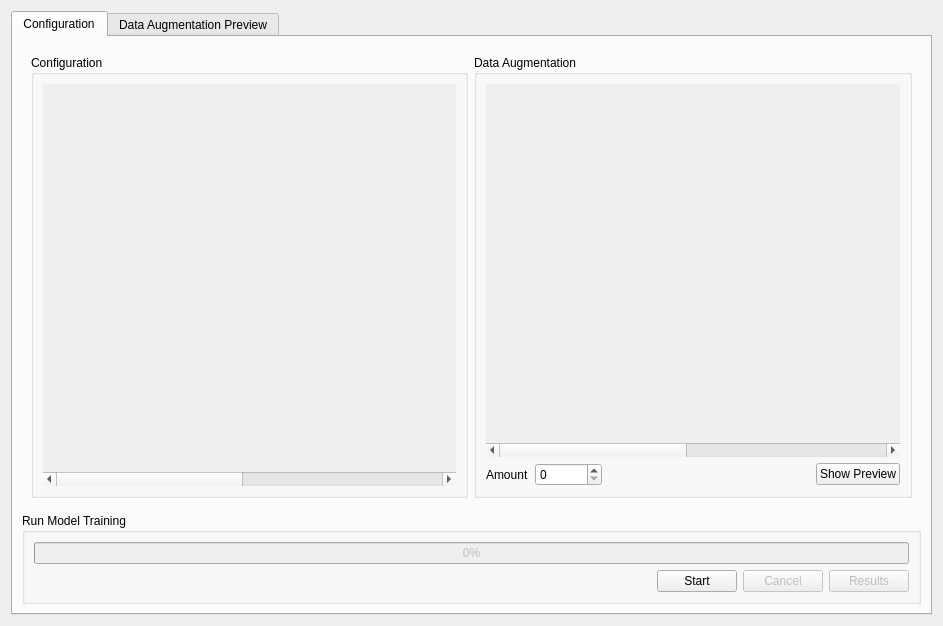
Qt form view/aitrainingwidget.ui (Joensw/RCAIT) before a commit.
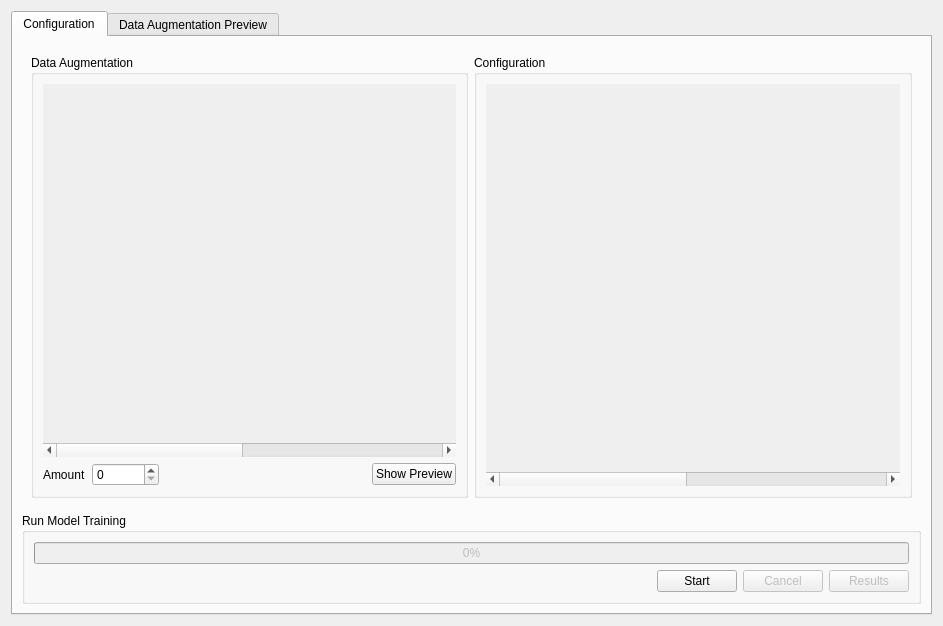
The same form after that commit. Custom widgets are drawn as their Qt base class.

Commit message: Changed Order of data augmentation and input widget in aitrainingwidget

Patch:
```diff
--- a/view/aitrainingwidget.ui
+++ b/view/aitrainingwidget.ui
@@ -27,50 +27,6 @@
        <item row="0" column="0">
         <widget class="QWidget" name="configurationWidget" native="true">
          <layout class="QHBoxLayout" name="horizontalLayout_3">
-          <item>
-           <widget class="QGroupBox" name="groupConfiguration">
-            <property name="sizePolicy">
-             <sizepolicy hsizetype="Expanding" vsizetype="Expanding">
-              <horstretch>0</horstretch>
-              <verstretch>0</verstretch>
-             </sizepolicy>
-            </property>
-            <property name="title">
-             <string>Configuration</string>
-            </property>
-            <layout class="QVBoxLayout" name="verticalLayout_2">
-             <item>
-              <widget class="QScrollArea" name="scrollArea_configuration">
-               <property name="autoFillBackground">
-                <bool>false</bool>
-               </property>
-               <property name="frameShape">
-                <enum>QFrame::NoFrame</enum>
-               </property>
-               <property name="frameShadow">
-                <enum>QFrame::Plain</enum>
-               </property>
-               <property name="lineWidth">
-                <number>0</number>
-               </property>
-               <property name="widgetResizable">
-                <bool>false</bool>
-               </property>
-               <widget class="QWidget" name="scrollAreaWidgetContents_4">
-                <property name="geometry">
-                 <rect>
-                  <x>0</x>
-                  <y>0</y>
-                  <width>859</width>
-                  <height>146</height>
-                 </rect>
-                </property>
-               </widget>
-              </widget>
-             </item>
-            </layout>
-           </widget>
-          </item>
           <item>
            <widget class="QGroupBox" name="groupDataAugmentation">
             <property name="sizePolicy">
@@ -103,7 +59,7 @@
                <widget class="QWidget" name="scrollAreaWidgetContents_3">
                 <property name="geometry">
                  <rect>
-                  <x>-443</x>
+                  <x>0</x>
                   <y>0</y>
                   <width>859</width>
                   <height>146</height>
@@ -160,6 +116,50 @@
             </layout>
            </widget>
           </item>
+          <item>
+           <widget class="QGroupBox" name="groupConfiguration">
+            <property name="sizePolicy">
+             <sizepolicy hsizetype="Expanding" vsizetype="Expanding">
+              <horstretch>0</horstretch>
+              <verstretch>0</verstretch>
+             </sizepolicy>
+            </property>
+            <property name="title">
+             <string>Configuration</string>
+            </property>
+            <layout class="QVBoxLayout" name="verticalLayout_2">
+             <item>
+              <widget class="QScrollArea" name="scrollArea_configuration">
+               <property name="autoFillBackground">
+                <bool>false</bool>
+               </property>
+               <property name="frameShape">
+                <enum>QFrame::NoFrame</enum>
+               </property>
+               <property name="frameShadow">
+                <enum>QFrame::Plain</enum>
+               </property>
+               <property name="lineWidth">
+                <number>0</number>
+               </property>
+               <property name="widgetResizable">
+                <bool>false</bool>
+               </property>
+               <widget class="QWidget" name="scrollAreaWidgetContents_4">
+                <property name="geometry">
+                 <rect>
+                  <x>0</x>
+                  <y>0</y>
+                  <width>859</width>
+                  <height>146</height>
+                 </rect>
+                </property>
+               </widget>
+              </widget>
+             </item>
+            </layout>
+           </widget>
+          </item>
          </layout>
         </widget>
        </item>
```
